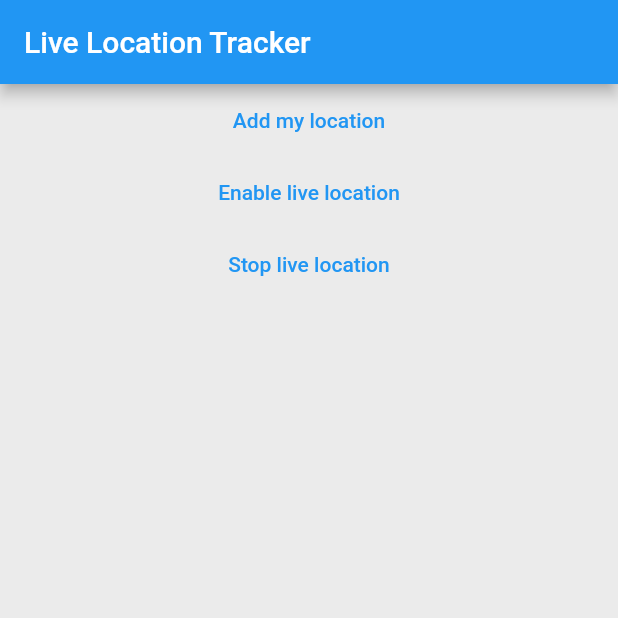
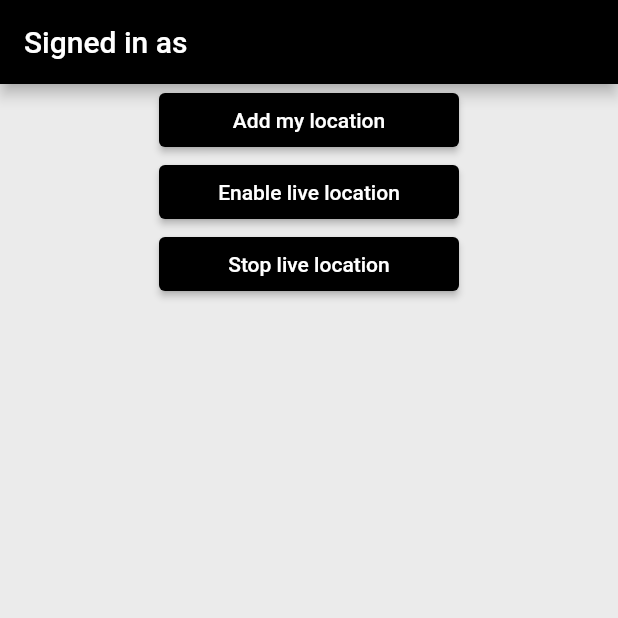
Before and after one commit to axis1410/google_maps_api_flutter_test, a Flutter app: the screen it shows once a user with an empty profile is signed in, on a phone screen of 412 x 824 dp, the top half of it. Run offline on Flutter 3.47's test engine with Material 2 defaults, Android fonts, the phone set to English and light mode, and no system bars; our stand-ins replace cloud_firestore, firebase_auth, firebase_core, flutter_spinkit, google_maps_flutter, google_sign_in and 2 more; accounts and stored records are empty.

Commit message:
Optimizing code

```diff
--- a/lib/location_dashboard.dart
+++ b/lib/location_dashboard.dart
@@ -3,6 +3,7 @@
 import 'dart:async';
 
 import 'package:cloud_firestore/cloud_firestore.dart';
+import 'package:firebase_auth/firebase_auth.dart';
 import 'package:flutter/material.dart';
 import 'package:google_maps_api_flutter_test/shared/constants.dart';
 import 'package:location/location.dart' as loc;
@@ -25,34 +26,51 @@ class _LocationDashboardState extends State<LocationDashboard> {
   void initState() {
     super.initState();
     _requestPermission();
-    location.changeSettings(interval: 300, accuracy: loc.LocationAccuracy.high);
+    location.changeSettings(interval: 500, accuracy: loc.LocationAccuracy.balanced);
     location.enableBackgroundMode(enable: true);
   }
 
   @override
   Widget build(BuildContext context) {
+    // Get the current user
+    final User? user = FirebaseAuth.instance.currentUser;
+    final String displayName = user?.displayName ?? 'Guest';
+
     return Scaffold(
       backgroundColor: backgroundColor,
       appBar: AppBar(
-        title: const Text('Live Location Tracker'),
+        backgroundColor: Colors.black,
+        title: Text('Signed in as $displayName'),
       ),
       body: Column(
         children: [
-          TextButton(
+          SizedBox(
+            width: 200,
+            child: ElevatedButton(
+                style: ElevatedButton.styleFrom(backgroundColor: Colors.black),
                 onPressed: () {
                   _getLocation();
                 },
                 child: const Text('Add my location')),
-          TextButton(
+          ),
+          SizedBox(
+            width: 200,
+            child: ElevatedButton(
+                style: ElevatedButton.styleFrom(backgroundColor: Colors.black),
                 onPressed: () {
                   _listenLocation();
                 },
                 child: const Text('Enable live location')),
-          TextButton(
+          ),
+          SizedBox(
+            width: 200,
+            child: ElevatedButton(
+                style: ElevatedButton.styleFrom(backgroundColor: Colors.black),
                 onPressed: () {
                   _stopListening();
                 },
                 child: const Text('Stop live location')),
+          ),
           Expanded(
             child: StreamBuilder(
               stream: FirebaseFirestore.instance.collection('location').snapshots(),
```
Also changed, not shown: lib/services/auth.dart (+20 -11 lines), lib/services/location.dart (added, +45 -0 lines), pubspec.yaml (+46 -46 lines). Lines whose indentation alone changed are shown as unchanged.
